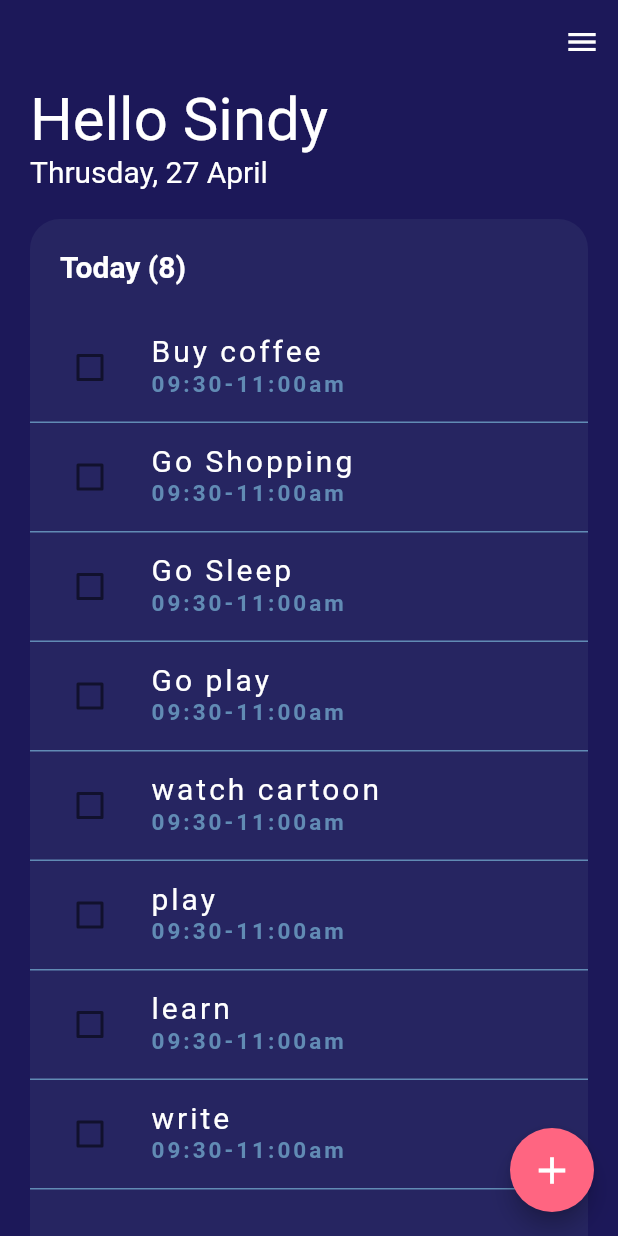
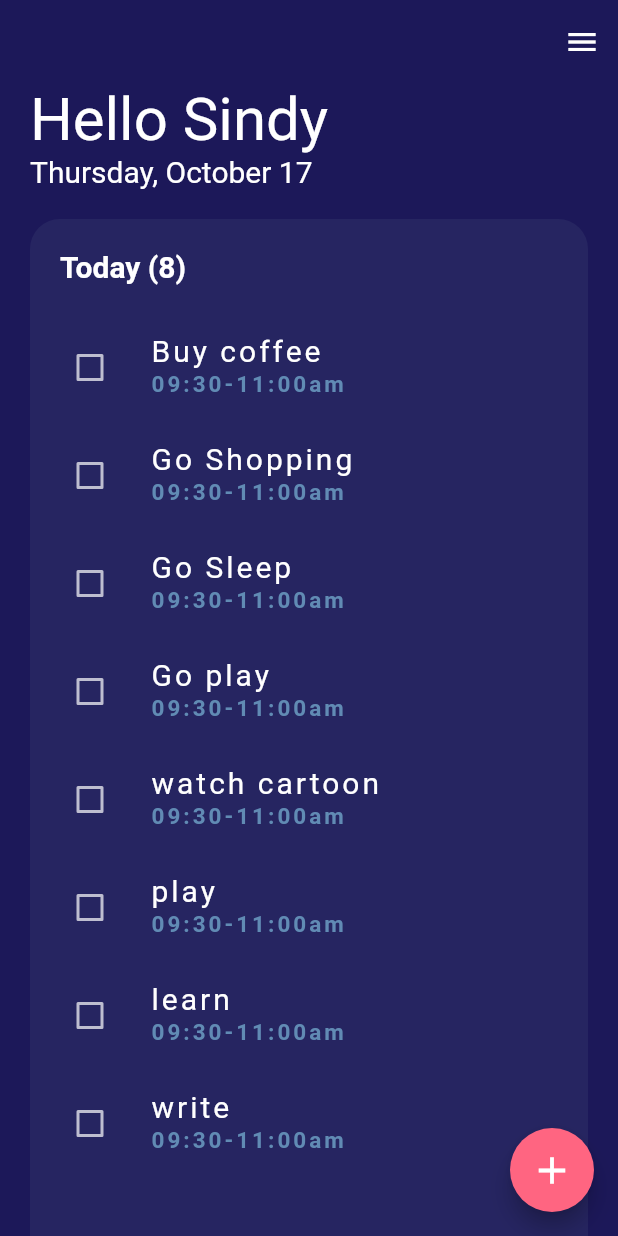
Before and after one commit to ahmedhegazydev/flutter-todo-provider-sqlite, a Flutter app: the screen it shows after launch, on a phone screen of 412 x 824 dp. Run offline on Flutter 3.47's test engine with Material 2 defaults, Android fonts, the phone set to English and light mode, and no system bars.

```diff
--- a/lib/main.dart
+++ b/lib/main.dart
@@ -7,7 +7,7 @@ import 'package:provider/provider.dart';
 void main() => runApp(MyApp());
 
 class MyApp extends StatelessWidget {
-  // This widget is the root of your application.
+
   @override
   Widget build(BuildContext context) {
     return ChangeNotifierProvider(
@@ -15,8 +15,17 @@ class MyApp extends StatelessWidget {
       child: MaterialApp(
         debugShowCheckedModeBanner: false,
         title: 'Todoye',
-        theme: ThemeData(
-          primaryColor: Color(kPrimaryColor)
+        theme: ThemeData.dark().copyWith(
+          primaryColor: Color(kPrimaryColor),
+          scaffoldBackgroundColor: Color(kPrimaryColor),
+          floatingActionButtonTheme: FloatingActionButtonThemeData(
+            backgroundColor: Color(kFloatingActionButtonColor),
+          ),
+          dividerTheme: DividerThemeData(
+            color: Color(kLightBackgroundColor),
+          ),
+          brightness: Brightness.dark,
+
         ),
         home: HomeScreen(),
 
--- a/lib/screens/home_screen.dart
+++ b/lib/screens/home_screen.dart
@@ -4,17 +4,17 @@ import 'package:todoye/screens/create_task_screen.dart';
 import 'package:todoye/widgets/task_list_view.dart';
 import 'package:todoye/widgets/user_intro_section.dart';
 import 'package:todoye/widgets/list_box_title.dart';
+
 class HomeScreen extends StatelessWidget {
-
   @override
   Widget build(BuildContext context) {
-
     return Scaffold(
       endDrawer: Drawer(
         child: ListView(
           padding: EdgeInsets.zero,
           children: <Widget>[
             DrawerHeader(
+              //TODO: edit drawer
               child: Text('Drawer Header'),
               decoration: BoxDecoration(
                 color: Color(kPrimaryColor),
@@ -35,20 +35,18 @@ class HomeScreen extends StatelessWidget {
           ],
         ),
       ),
-      backgroundColor: Color(kPrimaryColor),
       appBar: AppBar(
         elevation: 0.0,
       ),
       floatingActionButton: FloatingActionButton(
-        backgroundColor: Color(kFloatingActionButtonColor),
         child: Icon(
           Icons.add,
           color: Colors.white,
           size: 30.0,
         ),
-        onPressed: (){
-          Navigator.push(context, MaterialPageRoute(
-              builder:(context)=> CreateTaskScreen() ));
+        onPressed: () {
+          Navigator.push(context,
+              MaterialPageRoute(builder: (context) => CreateTaskScreen()));
         },
       ),
       body: Column(
@@ -73,7 +71,7 @@ class HomeScreen extends StatelessWidget {
                 child: Column(
                   crossAxisAlignment: CrossAxisAlignment.stretch,
                   children: <Widget>[
-                    new ListBoxTitle(),
+                    ListBoxTitle(),
                     Expanded(
                       child: new TaskListView(),
                     )
--- a/lib/widgets/task_list_tile.dart
+++ b/lib/widgets/task_list_tile.dart
@@ -13,11 +13,24 @@ class TaskListTile extends StatelessWidget {
   final Function checkboxCallback;
   final Function deleteCallback;
 
-
   @override
   Widget build(BuildContext context) {
-    return ListTile(
-      onLongPress: deleteCallback,
+    return Dismissible(
+      background: Container(
+        decoration: BoxDecoration(color: Colors.white),
+        child: Icon(
+          Icons.delete,
+          color: Colors.red,
+        ),
+      ),
+      key: Key(taskTitle),
+      onDismissed: (direction) {
+        deleteCallback();
+
+        Scaffold.of(context)
+            .showSnackBar(SnackBar(content: Text("$taskTitle removed.")));
+      },
+      child: ListTile(
         title: Text(
           '$taskTitle',
           style: TextStyle(
@@ -38,11 +51,12 @@ class TaskListTile extends StatelessWidget {
         ),
         leading: Checkbox(
           //TODO: change checkbox color
-        activeColor: Colors.red,
+          activeColor: Color(kBorderTileColor),
           checkColor: Colors.greenAccent,
           onChanged: checkboxCallback,
           value: isChecked,
         ),
+      ),
     );
   }
 }
--- a/lib/widgets/task_list_view.dart
+++ b/lib/widgets/task_list_view.dart
@@ -12,27 +12,15 @@ class TaskListView extends StatelessWidget {
         return ListView.builder(
             itemCount: taskData.taskCount,
             itemBuilder: (context, index) {
-              return Container(
-                decoration: BoxDecoration(
-                  border: Border(
-                    bottom: BorderSide(
-                      width: 1.0,
-                      color: Color(kBorderTileColor),
-                      //TODO: reduce the color opacity
-                    ),
-                  ),
-                ),
-                child: new TaskListTile(
+              return TaskListTile(
                 taskTitle: taskData.tasks[index].name,
                 isChecked: taskData.tasks[index].isDone,
-
                 checkboxCallback: (checkboxState) {
                   taskData.updateTask(taskData.tasks[index]);
                 },
-                  deleteCallback: (){
+                deleteCallback: () {
                   taskData.deleteTask(taskData.tasks[index]);
                 },
-                ),
               );
             });
       },
--- a/lib/widgets/user_intro_section.dart
+++ b/lib/widgets/user_intro_section.dart
@@ -1,12 +1,11 @@
 import 'package:flutter/material.dart';
+import 'package:intl/intl.dart';
 
 class UserIntroSection extends StatelessWidget {
-  const UserIntroSection({
-    Key key,
-  }) : super(key: key);
-
   @override
   Widget build(BuildContext context) {
+    DateTime _currentDate = new DateTime.now();
+    String formatedDate = new DateFormat.MMMMEEEEd().format(_currentDate);
     return Container(
       padding: EdgeInsets.symmetric(horizontal: 20.0),
       child: Column(
@@ -20,7 +19,7 @@ class UserIntroSection extends StatelessWidget {
             ),
           ),
           Text(
-            'Thrusday, 27 April',
+            '$formatedDate',
             style: TextStyle(
               fontSize: 20.0,
               color: Colors.white,
```
Also changed, not shown: lib/screens/create_task_screen.dart (+7 -5 lines). Lines whose indentation alone changed are shown as unchanged.
